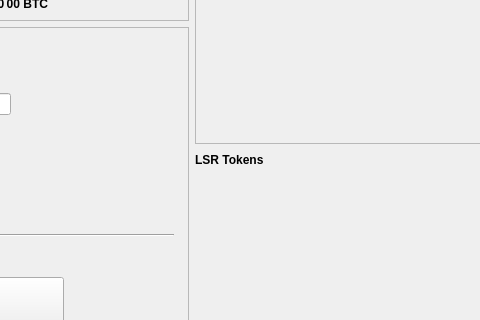
Qt form src/qt/forms/overviewpage.ui (KingricharVD/astra) before a commit; both pictures show x 288 to 768 and y 175 to 495 of the 960 by 630 pixel window.
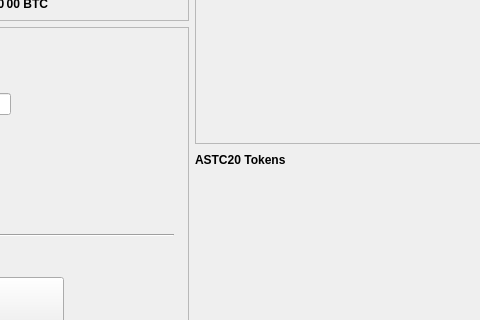
The same form after that commit. Custom widgets are drawn as their Qt base class.

What changed in the file:
```diff
--- a/src/qt/forms/overviewpage.ui
+++ b/src/qt/forms/overviewpage.ui
@@ -1310,7 +1310,7 @@
             </font>
            </property>
            <property name="text">
-            <string>LSR Tokens</string>
+            <string>ASTC20 Tokens</string>
            </property>
            <property name="leftMargin" stdset="0">
             <number>0</number>
```
